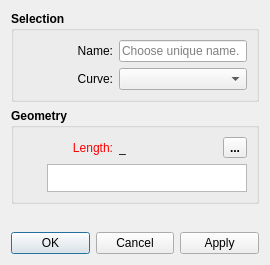
The window that src/libs/vtools/dialogs/tools/dialogcutspline.ui (FashionFreedom/Seamly2D) describes before a commit, drawn with Qt 5.
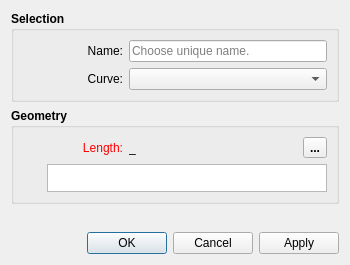
The same window after the commit. Icons and pictures are not drawn.

The edit to the form file:
```diff
--- a/src/libs/vtools/dialogs/tools/dialogcutspline.ui
+++ b/src/libs/vtools/dialogs/tools/dialogcutspline.ui
@@ -6,7 +6,7 @@
    <rect>
     <x>0</x>
     <y>0</y>
-    <width>270</width>
+    <width>350</width>
     <height>265</height>
    </rect>
   </property>
@@ -57,7 +57,7 @@
           </property>
           <property name="minimumSize">
            <size>
-            <width>90</width>
+            <width>100</width>
             <height>0</height>
            </size>
           </property>
@@ -107,7 +107,7 @@
           </property>
           <property name="minimumSize">
            <size>
-            <width>90</width>
+            <width>100</width>
             <height>0</height>
            </size>
           </property>
@@ -182,7 +182,7 @@
           </property>
           <property name="minimumSize">
            <size>
-            <width>90</width>
+            <width>100</width>
             <height>0</height>
            </size>
           </property>
@@ -275,7 +275,7 @@
           </property>
           <property name="sizeHint" stdset="0">
            <size>
-            <width>40</width>
+            <width>10</width>
             <height>20</height>
            </size>
           </property>
```
